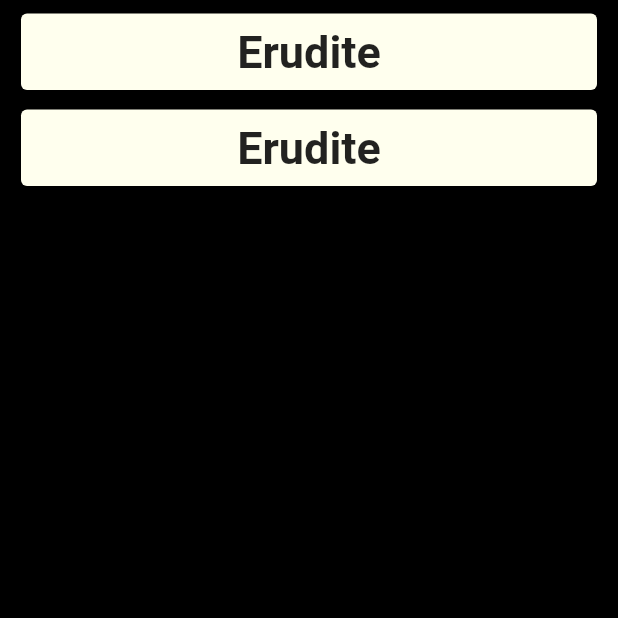
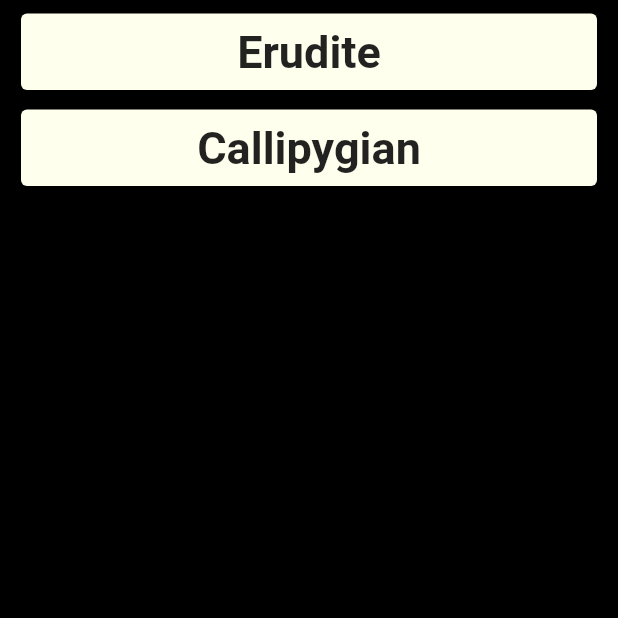
Before and after one commit to sabyabhoi/Erudite, a Flutter app: the screen it shows after launch, on a phone screen of 412 x 824 dp, the top half of it. Run offline on Flutter 3.47's test engine with Material 2 defaults, Android fonts, the phone set to English and light mode, and no system bars.

```diff
--- a/lib/word/word.dart
+++ b/lib/word/word.dart
@@ -37,6 +37,13 @@ class Word extends StatelessWidget {
                   textAlign: TextAlign.center,
                   style: const TextStyle(fontSize: 16),
                 ),
+                const SizedBox(height: 20.0),
+                Text(
+                  "\"${wordData.usage}\"",
+                  textAlign: TextAlign.center,
+                  style: const TextStyle(
+                      fontSize: 16, fontStyle: FontStyle.italic),
+                ),
                 const SizedBox(height: 100.0),
                 TextButton(
                   onPressed: () {},
--- a/lib/word/word_list.dart
+++ b/lib/word/word_list.dart
@@ -1,9 +1,35 @@
 import 'package:flutter/material.dart';
 import 'package:erudite/word/word_card.dart';
 import 'package:erudite/word/word_data.dart';
+//import 'package:path_provider/path_provider.dart';
+//import 'dart:io';
 
-class WordList extends StatelessWidget {
+class WordList extends StatefulWidget {
   const WordList({Key? key}) : super(key: key);
+
+  @override
+  State<WordList> createState() => _WordListState();
+}
+
+class _WordListState extends State<WordList> {
+  List<WordData> words = [
+    WordData(
+        word: 'Erudite',
+        type: 'Adjective',
+        defn: 'having or showing great knowledge or learning',
+        usage: 'Ken could turn any conversation into an erudite discussion.'),
+    WordData(
+        word: 'Callipygian',
+        type: 'Adjective',
+        defn: 'having well-shaped buttocks',
+        usage: 'Stacy is callipygian.'),
+  ];
+
+  @override
+  void initState() {
+    super.initState();
+    print('List initialized');
+  }
 
   @override
   Widget build(BuildContext context) {
@@ -13,14 +39,7 @@ class WordList extends StatelessWidget {
         padding: const EdgeInsets.symmetric(vertical: 5.0, horizontal: 10.0),
         child: ListView.separated(
           itemCount: 2,
-          itemBuilder: (context, index) => WordCard(
-            wordData: WordData(
-                word: 'Erudite',
-                type: 'Adjective',
-                defn: 'having or showing great knowledge or learning.',
-                usage:
-                    'Ken could turn any conversation into an erudite discussion'),
-          ),
+          itemBuilder: (context, index) => WordCard(wordData: words[index]),
           separatorBuilder: (context, index) => const Divider(
             height: 5,
           ),
--- a/pubspec.yaml
+++ b/pubspec.yaml
@@ -35,6 +35,8 @@ dependencies:
   # Use with the CupertinoIcons class for iOS style icons.
   cupertino_icons: ^1.0.2
   animations: ^2.0.1
+  shared_preferences: ^2.0.6
+  path_provider: ^2.0.2
 
 dev_dependencies:
   flutter_test:
```
Also changed, not shown: pubspec.lock.
